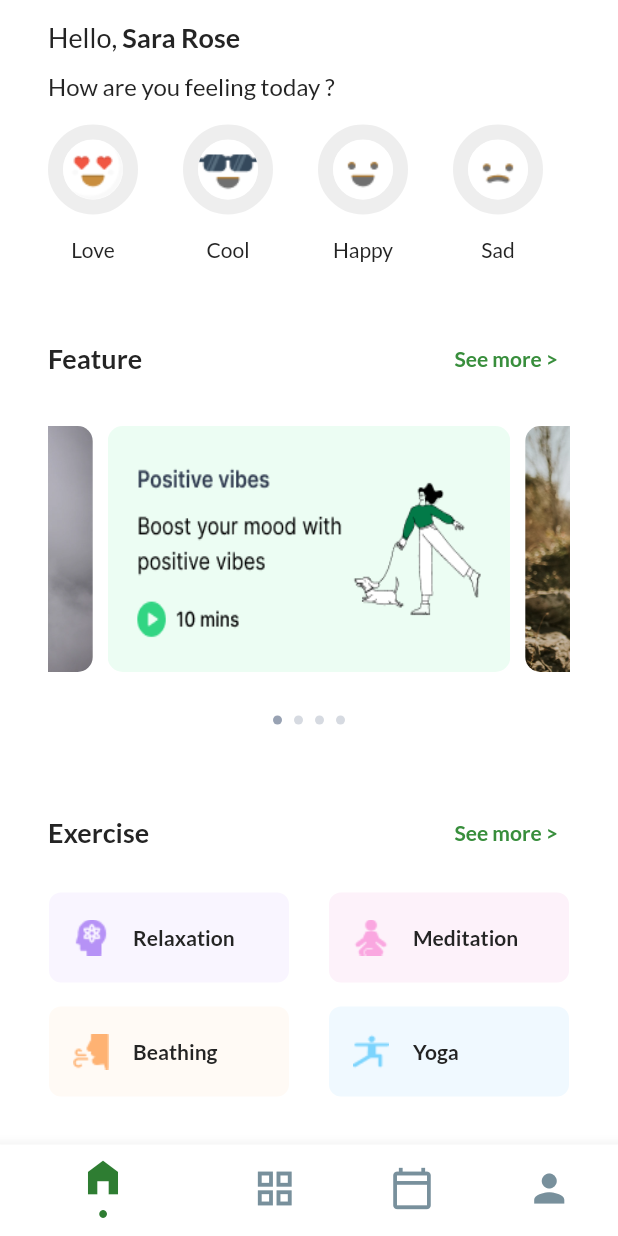
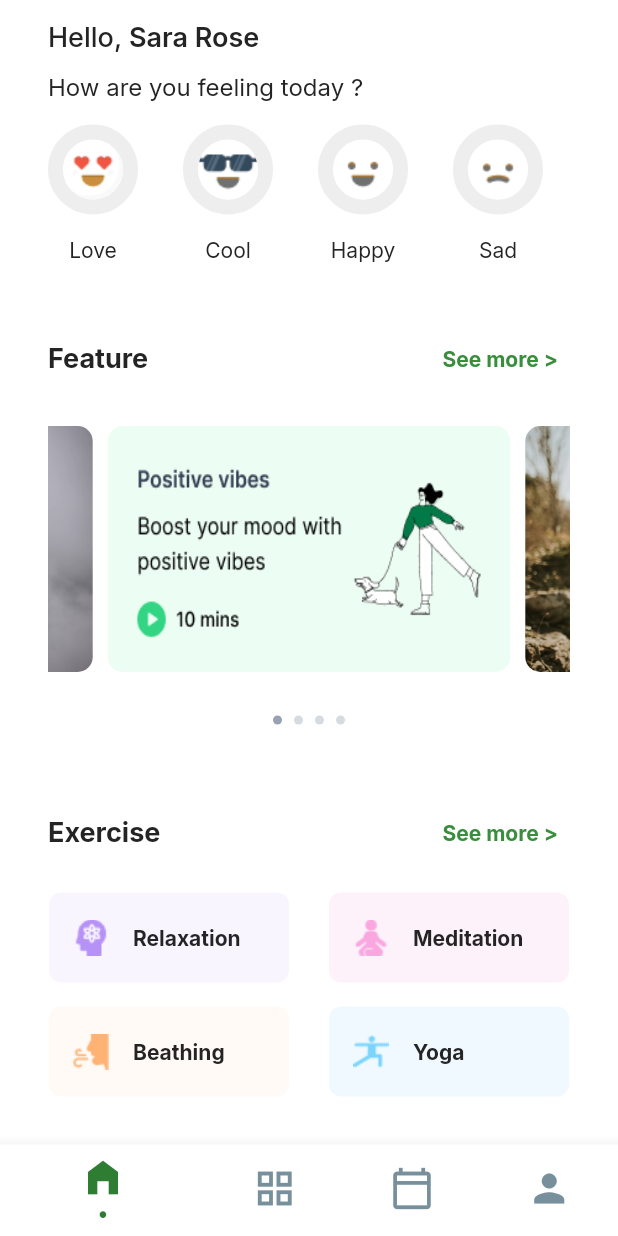
Before and after one commit to MinaAshraf67/route_exam, a Flutter app: the screen it shows after launch, scrolled down 117 dp, on a phone screen of 412 x 824 dp. Run offline on Flutter 3.47's test engine with Material 2 defaults, Android fonts, the phone set to English and light mode, and no system bars; drawn by our look-alikes of carousel_slider; our stand-ins replace google_fonts.

```diff
--- a/lib/shared/theme.dart
+++ b/lib/shared/theme.dart
@@ -11,19 +11,19 @@ class MyThemeData {
   static ThemeData lightTheme = ThemeData(
     scaffoldBackgroundColor: whiteColor,
     textTheme: TextTheme(
-      bodySmall: GoogleFonts.lato(
+      bodySmall: GoogleFonts.inter(
         fontSize: 14.0,
         color: blackColor,
       ),
-      bodyMedium: GoogleFonts.lato(
+      bodyMedium: GoogleFonts.inter(
         fontSize: 16.0,
         color: blackColor,
       ),
-      bodyLarge: GoogleFonts.lato(
+      bodyLarge: GoogleFonts.inter(
         fontSize: 18.0,
         color: blackColor,
       ),
-      titleLarge: GoogleFonts.lato(
+      titleLarge: GoogleFonts.inter(
         fontSize: 24.0,
         color: blackColor,
         fontWeight: FontWeight.bold,
```
